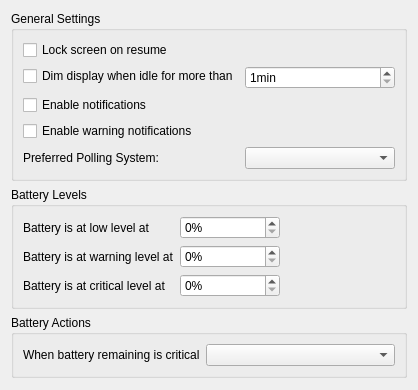
The window that kcmodule/generalPage.ui (KDE/powerdevil) describes before a commit, drawn with Qt 5.
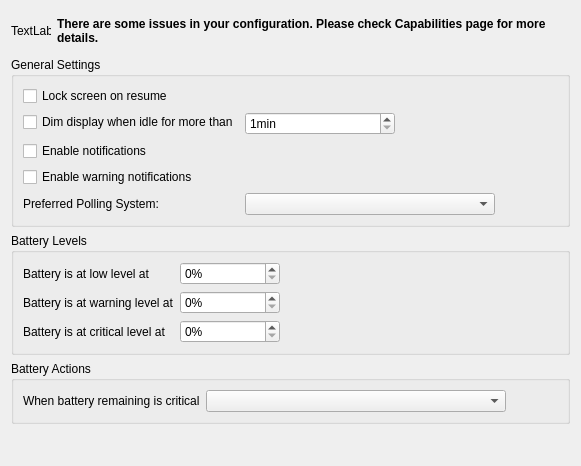
The same window after the commit. Custom widgets are drawn as their Qt base class.

Commit message: Fixing XScreensaver detection, adding capabilities and issues support

What changed in the file:
```diff
--- a/kcmodule/generalPage.ui
+++ b/kcmodule/generalPage.ui
@@ -5,14 +5,50 @@
    <rect>
     <x>0</x>
     <y>0</y>
-    <width>400</width>
-    <height>390</height>
+    <width>581</width>
+    <height>466</height>
    </rect>
   </property>
   <property name="windowTitle" >
    <string>Form</string>
   </property>
   <layout class="QVBoxLayout" name="verticalLayout" >
+   <item>
+    <layout class="QHBoxLayout" name="horizontalLayout" >
+     <item>
+      <widget class="QLabel" name="issueIcon" >
+       <property name="minimumSize" >
+        <size>
+         <width>0</width>
+         <height>40</height>
+        </size>
+       </property>
+       <property name="maximumSize" >
+        <size>
+         <width>40</width>
+         <height>16777215</height>
+        </size>
+       </property>
+       <property name="text" >
+        <string>TextLabel</string>
+       </property>
+      </widget>
+     </item>
+     <item>
+      <widget class="QLabel" name="issueText" >
+       <property name="text" >
+        <string>&lt;b>There are some issues in your configuration. Please check Capabilities page for more details.&lt;/b></string>
+       </property>
+       <property name="scaledContents" >
+        <bool>true</bool>
+       </property>
+       <property name="wordWrap" >
+        <bool>true</bool>
+       </property>
+      </widget>
+     </item>
+    </layout>
+   </item>
    <item>
     <widget class="QGroupBox" name="GeneralSettingsBox" >
      <property name="title" >
```
The commit also changes 13 other files.
